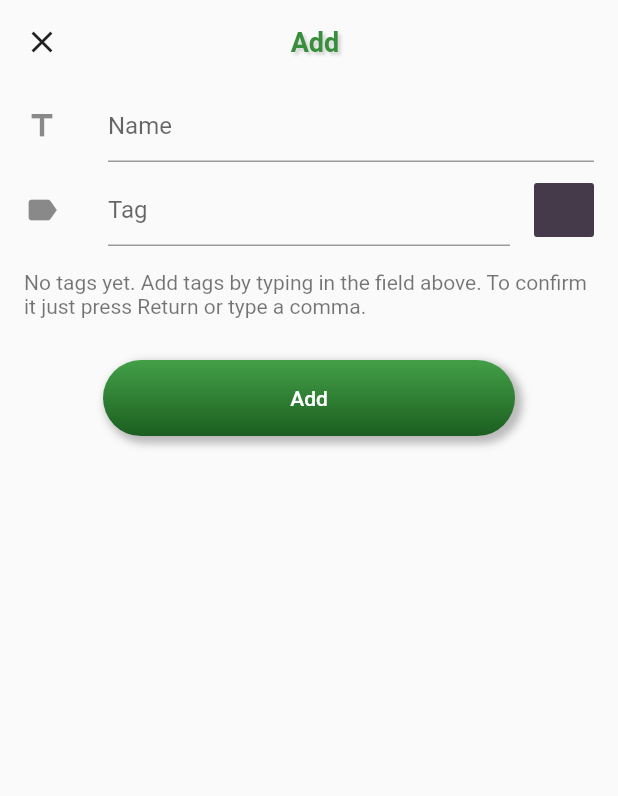
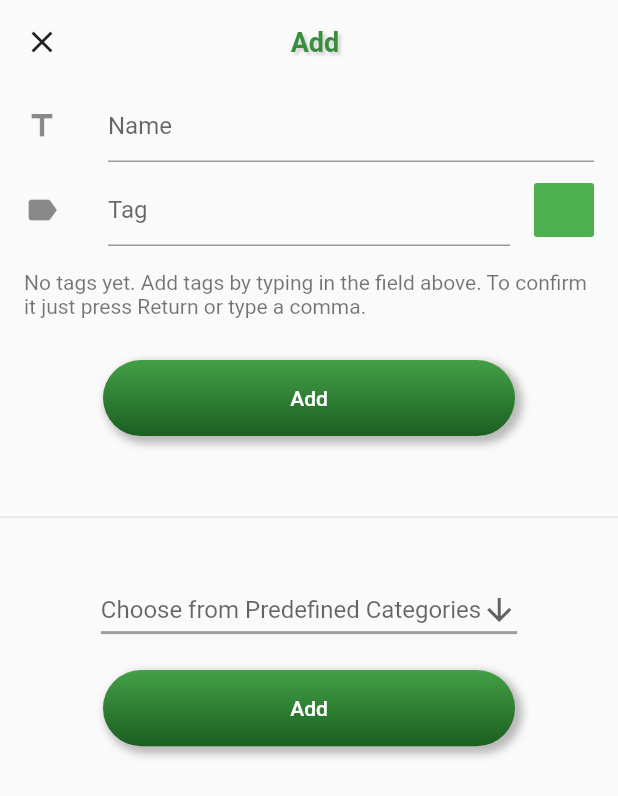
Before and after one commit to abhineet99/farm-expense-management, a Flutter app: the AddFieldPage screen opened directly, on a phone screen of 412 x 824 dp. Shown: the top 796 px of the screen. Run offline on Flutter 3.47's test engine with Material 2 defaults, Android fonts, the phone set to English and light mode, and no system bars; our stand-ins replace charts_flutter, flare_flutter, flutter_colorpicker, flutter_svg, rxdart, shared_preferences and 2 more; missing offline and left inert: autocomplete_textfield, launch_review; accounts and stored records are empty; project files that could hold a hidden picture were left out.

Commit message:
added option to add predefined fields

```diff
--- a/lib/blocs/initialise_fields.dart
+++ b/lib/common/database_manager/initialise_fields.dart
@@ -23,13 +23,40 @@ class InitialiseFields {
     Tag(name: 'Tools Maintainance'),
     Tag(name: 'Transportation'),
     Tag(name: 'Weedicide'),
-    Tag(name: 'Seed'),
     ];
+
+  static List<Tag> dairyTags =[
+    Tag(name: 'Animal Purchase'),
+    Tag(name: 'Animal Medication'),
+    Tag(name: 'Bedding'),
+    Tag(name: 'Electricity'),
+    Tag(name: 'Fodder'),
+    Tag(name: 'Feed Suppliments'),
+    Tag(name: 'Insurance'),
+    Tag(name: 'Labor'),
+    Tag(name: 'Land Purchase'),
+    Tag(name: 'Land Rent'),
+    Tag(name: 'Machinery Maintainance'),
+    Tag(name: 'Machinery Purchase'),
+    Tag(name: 'Machinery Rent'),
+    Tag(name: 'Shelter'),
+    Tag(name: 'Tools Purchase'),
+    Tag(name: 'Tools Rent'),
+    Tag(name: 'Tools Maintainance'),
+    Tag(name: 'Transportation'),
+    ];
+
   static Field agriculture= Field(name: 'Agriculture', tags :agricultureTags);
+  static Field dairy= Field(name: 'Dairy',tags :dairyTags);
 
   final Map<String,Field> fieldsMap ={
     'agriculture':agriculture,
+    'dairy':dairy,
   };
+
+  List<String> getFieldNames(){
+    return fieldsMap.keys.toList();
+  }
 
   void addFieldsData(String fieldName){
     fieldsBloc.addField(fieldsMap[fieldName]);
--- a/lib/common/models/tag.dart
+++ b/lib/common/models/tag.dart
@@ -5,7 +5,7 @@ class Tag {
   final String name;
   final Color color;
 
-  Tag({@required this.name, this.color = Colors.black});
+  Tag({@required this.name, this.color = Colors.green});
 
   Tag.fromJson(Map<String, dynamic> json)
       : name = json['name'],
--- a/lib/root_page.dart
+++ b/lib/root_page.dart
@@ -1,6 +1,6 @@
 import 'dart:developer';
 
-import 'package:farm_expense_management/blocs/initialise_fields.dart';
+import 'package:farm_expense_management/common/database_manager/initialise_fields.dart';
 import 'package:flutter/material.dart';
 import 'package:farm_expense_management/screens/dashboard/dashboard_page_fields.dart';
 import 'package:shared_preferences/shared_preferences.dart';
--- a/lib/screens/dashboard/add_field_page.dart
+++ b/lib/screens/dashboard/add_field_page.dart
@@ -1,4 +1,5 @@
 import 'package:farm_expense_management/blocs/field_bloc.dart';
+import 'package:farm_expense_management/common/database_manager/initialise_fields.dart';
 import 'package:farm_expense_management/common/models/fields.dart';
 import 'package:farm_expense_management/common/models/tag.dart';
 import 'package:farm_expense_management/common/ui/pal_button.dart';
@@ -8,6 +9,7 @@ import 'package:flutter/cupertino.dart';
 import 'package:flutter/material.dart';
 import 'package:flutter_colorpicker/flutter_colorpicker.dart';
 import 'package:farm_expense_management/locale/locale.dart';
+
 class AddFieldPage extends StatefulWidget {
   @override
   AddFieldPageState createState() {
@@ -20,11 +22,10 @@ class AddFieldPageState extends State<AddFieldPage> {
   final tagController = TextEditingController();
   final tagFocusNode = FocusNode();
   final List<Tag> tags = [];
+  final _formKey = GlobalKey<FormState>();
+  String dropdownValue;
 
-  final _formKey = GlobalKey<FormState>();
-
-  Color currentColor = Color(0xff443a49);
-  DateTime currentDate = DateTime.now();
+  Color currentColor = Colors.green;
 
   @override
   void dispose() {
@@ -81,10 +82,11 @@ class AddFieldPageState extends State<AddFieldPage> {
                 ],
               ),
             ),
-            Expanded(
+            Container(
               child: Form(
                 key: _formKey,
                 child: ListView(
+                  shrinkWrap: true,
                   children: <Widget>[
                     ListTile(
                       leading: const Icon(Icons.title),
@@ -196,6 +198,26 @@ class AddFieldPageState extends State<AddFieldPage> {
                 ),
               ),
             ),
+            Padding(
+              padding: EdgeInsets.only(top:30.0,bottom:30.0),
+              child: Divider(),
+              ),
+            _predefinedFields(context),
+            Padding(
+                      padding: EdgeInsets.all(16.0),
+                      child: PalButton(
+                        title: AppLocalizations.of(context).add,
+                        width: MediaQuery.of(context).size.width * (2.0 / 3.0),
+                        colors: [Colors.green[600], Colors.green[900]],
+                        onPressed: () {
+                          if (dropdownValue ==null) {
+                            return;
+                          }
+                          InitialiseFields().addFieldsData(dropdownValue);
+                          Navigator.of(context).pop();
+                        },
+                      ),
+                    ),
           ],
         ),
       ),
@@ -207,6 +229,46 @@ class AddFieldPageState extends State<AddFieldPage> {
     return _createBody(context);
 
   }
+
+  Widget _predefinedFields(BuildContext context){
+    return DropdownButton<String>(
+      value: dropdownValue,
+      hint: Text('Choose from Predefined Categories'),
+      icon: Icon(Icons.arrow_downward),
+      iconSize: 24,
+      elevation: 16,
+      style: TextStyle(
+        color: Colors.black,
+        fontSize: 16,
+      ),
+      underline: Container(
+        height: 2,
+        color: Colors.grey,
+      ),
+      onChanged: (String newValue) {
+        setState(() {
+          dropdownValue = newValue;
+        });
+      },
+      items: InitialiseFields().getFieldNames().map<DropdownMenuItem<String>>((String value) {
+          return DropdownMenuItem<String>(
+            value: value,
+            child: Column(
+              children: <Widget>[
+                Text(value),
+                Divider(),
+              ],
+
+            ),
+          );
+        })
+        .toList(),
+    );
+
+  }
+
+
+
 }
 
 class _RemoveableExpenseTags extends StatelessWidget {
```
